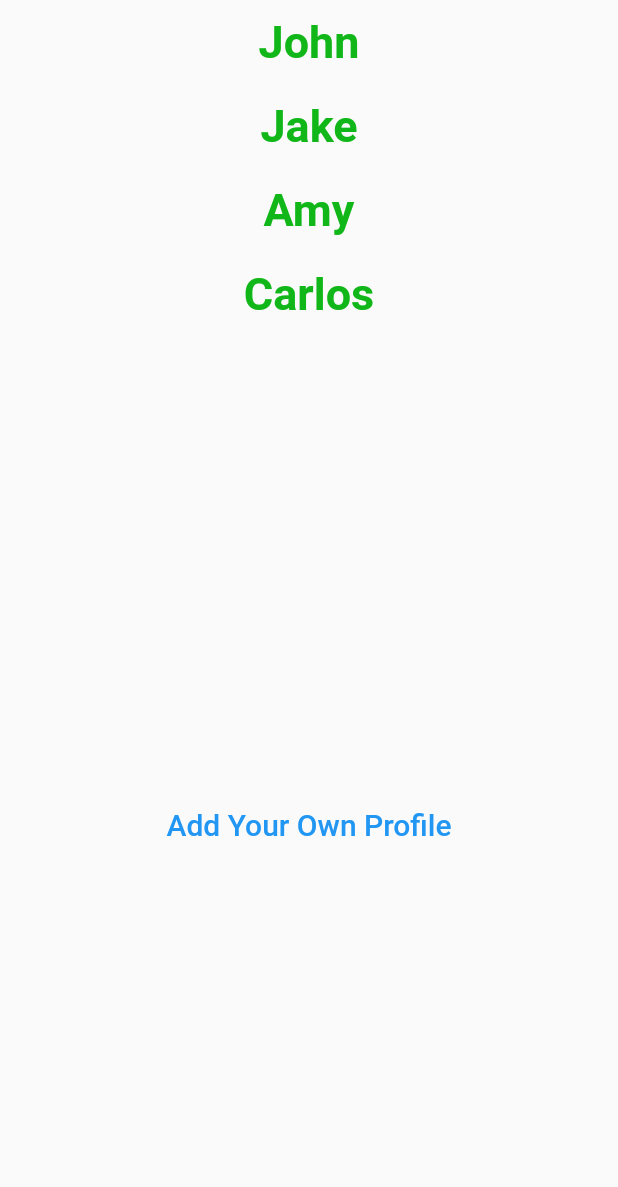
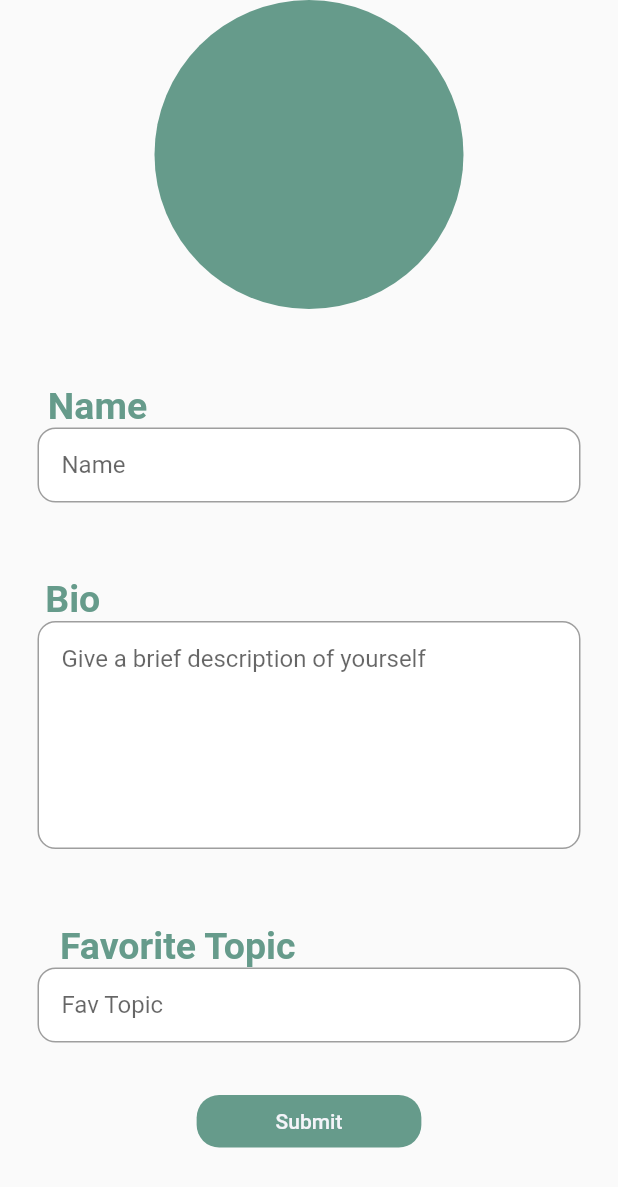
Before and after one commit to chizy7/Card-io, a Flutter app: the Profiles screen opened directly, after a tap on "Add Your Own Profile", on a phone screen of 412 x 824 dp. Shown: the top 1187 px of the screen. Run offline on Flutter 3.47's test engine with Material 2 defaults, Android fonts, the phone set to English and light mode, and no system bars; our stand-ins replace cloud_firestore, firebase_auth, firebase_core; accounts and stored records are empty.

Commit message:
Worked with Dennies to create the user profile creation screen

```diff
--- /dev/null
+++ b/my_app/lib/create_user.dart
@@ -0,0 +1,188 @@
+import 'package:flutter/material.dart';
+
+class CreateUser extends StatefulWidget {
+  const CreateUser({super.key});
+
+  @override
+  State<CreateUser> createState() => _CreateUserState();
+}
+
+class _CreateUserState extends State<CreateUser> {
+  final TextEditingController _nameField = TextEditingController();
+  final TextEditingController _bioField = TextEditingController();
+  final TextEditingController _topicField = TextEditingController();
+
+  @override
+  Widget build(BuildContext context) {
+    return Scaffold(
+        body: SafeArea(
+            child: Center(
+                child: Column(children: [
+      Container(
+        width: 600,
+        height: MediaQuery.of(context).size.height * .25,
+
+
+        decoration: BoxDecoration(
+          shape: BoxShape.circle,
+          color: Color.fromRGBO(102, 155, 139, 1),
+          // borderRadius: BorderRadius.only({Radius.zero, Radius.zero, 15.0, bottomRight = 15.0}),
+        ),
+
+      ),
+
+
+
+      Padding(
+        padding: const EdgeInsets.only(top: 50.0, right: 282),
+        child: RichText(
+          text: TextSpan(
+            style:
+                DefaultTextStyle.of(context).style.apply(fontSizeFactor: 1.5),
+            children: const <TextSpan>[
+              TextSpan(
+                  text: 'Name',
+                  style: TextStyle(
+                      fontSize: 25,
+                      fontWeight: FontWeight.bold,
+                      color: Color.fromRGBO(102, 155, 139, 1),
+                      decoration: TextDecoration.none)),
+            ],
+          ),
+        ),
+      ),
+      // Name TextField
+      Padding(
+        padding: const EdgeInsets.symmetric(horizontal: 25.0),
+        child: Container(
+          decoration: BoxDecoration(
+            color: Colors.white,
+            border: Border.all(color: Colors.grey),
+            borderRadius: BorderRadius.circular(12),
+          ),
+          child: Padding(
+            padding: const EdgeInsets.only(left: 15.0),
+            child: TextField(
+              decoration: InputDecoration(
+                border: InputBorder.none,
+                hintText: 'Name',
+              ),
+            ),
+          ),
+        ),
+      ),
+
+      Padding(
+        padding: const EdgeInsets.only(top: 50.0, right: 315),
+        child: RichText(
+          text: TextSpan(
+            style:
+                DefaultTextStyle.of(context).style.apply(fontSizeFactor: 1.5),
+            children: const <TextSpan>[
+              TextSpan(
+                  text: 'Bio',
+                  style: TextStyle(
+                      fontSize: 25,
+                      fontWeight: FontWeight.bold,
+                      color: Color.fromRGBO(102, 155, 139, 1),
+                      decoration: TextDecoration.none)),
+            ],
+          ),
+        ),
+      ),
+
+      // Bio TextField
+      Padding(
+        padding: const EdgeInsets.symmetric(horizontal: 25.0),
+        child: Container(
+          decoration: BoxDecoration(
+            color: Colors.white,
+            border: Border.all(color: Colors.grey),
+            borderRadius: BorderRadius.circular(12),
+          ),
+          child: SizedBox(
+            height: 150,
+
+            child: Padding(
+                padding: const EdgeInsets.only(left: 15.0),
+                child: TextField(
+
+              keyboardType: TextInputType.multiline,
+              maxLines: null,
+              decoration: InputDecoration(
+                border: InputBorder.none,
+                hintText: 'Give a brief description of yourself',
+              ),
+            ),
+            ),
+
+            // child: TextField (
+            //     keyboardType: TextInputType.multiline,
+            //     maxLines: null,
+            //     decoration: InputDecoration(
+            //     contentPadding: EdgeInsets.symmetric(vertical: 40.0),
+            //     border: InputBorder.none,
+            //     hintText: 'Bio',
+            //     ),
+            // ),
+          ),
+        ),
+      ),
+
+      Padding(
+        padding: const EdgeInsets.only(top: 50.0, right: 175),
+        child: RichText(
+          text: TextSpan(
+            style:
+                DefaultTextStyle.of(context).style.apply(fontSizeFactor: 1.5),
+            children: const <TextSpan>[
+              TextSpan(
+                  text: 'Favorite Topic',
+                  style: TextStyle(
+                      fontSize: 25,
+                      fontWeight: FontWeight.bold,
+                      color: Color.fromRGBO(102, 155, 139, 1),
+                      decoration: TextDecoration.none)),
+            ],
+          ),
+        ),
+      ),
+      // Fav Topic TextField
+      Padding(
+        padding: const EdgeInsets.symmetric(horizontal: 25.0),
+        child: Container(
+          decoration: BoxDecoration(
+            color: Colors.white,
+            border: Border.all(color: Colors.grey),
+            borderRadius: BorderRadius.circular(12),
+          ),
+          child: Padding(
+            padding: const EdgeInsets.only(left: 15.0),
+            child: TextField(
+              decoration: InputDecoration(
+                border: InputBorder.none,
+                hintText: 'Fav Topic',
+              ),
+            ),
+          ),
+        ),
+      ),
+
+      Padding(
+        padding: const EdgeInsets.only(top: 35.0, bottom: 10.0),
+        child: Container(
+          width: MediaQuery.of(context).size.width / 2.75,
+          height: 35,
+          decoration: BoxDecoration(
+            borderRadius: BorderRadius.circular(15.0),
+            color: const Color.fromRGBO(102, 155, 139, 1),
+          ),
+          child: MaterialButton(
+              onPressed: () async {},
+              child: const Text("Submit",
+                  style: TextStyle(color: Color.fromRGBO(244, 244, 249, 1)))),
+        ),
+      )
+    ]))));
+  }
+}
--- a/my_app/lib/profiles.dart
+++ b/my_app/lib/profiles.dart
@@ -1,4 +1,5 @@
 import 'package:flutter/material.dart';
+import './create_user.dart';
 
 
 class Profiles extends StatefulWidget {
@@ -46,7 +47,14 @@ class Profiles extends StatefulWidget {
                 style: ButtonStyle(
                     foregroundColor: MaterialStateProperty.all<Color>(Colors.blue),
                 ),
-                onPressed: () { },
+                onPressed: () async{
+                    Navigator.push(
+                          context,
+                          MaterialPageRoute(
+                            builder: (context) => CreateUser(),
+                          ),
+                        );
+                },
                 child: Text('Add Your Own Profile',
                         style: TextStyle(
                             fontSize: 20,
```
Also changed, not shown: my_app/images/usericon.png (added), 4 other files.
